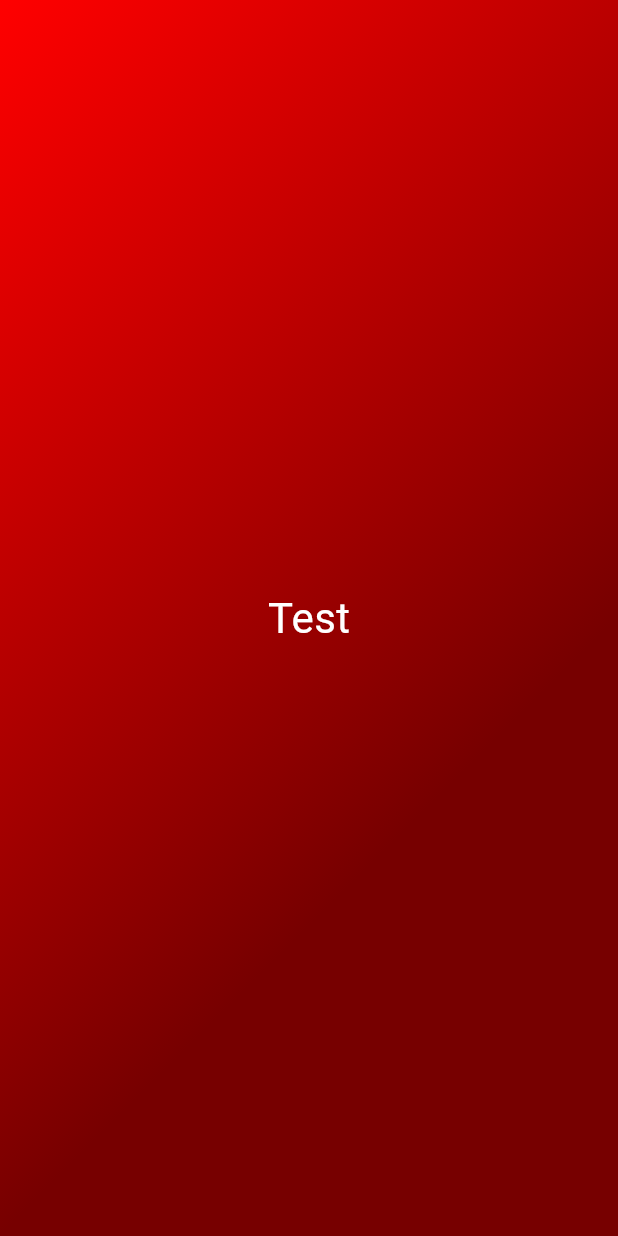
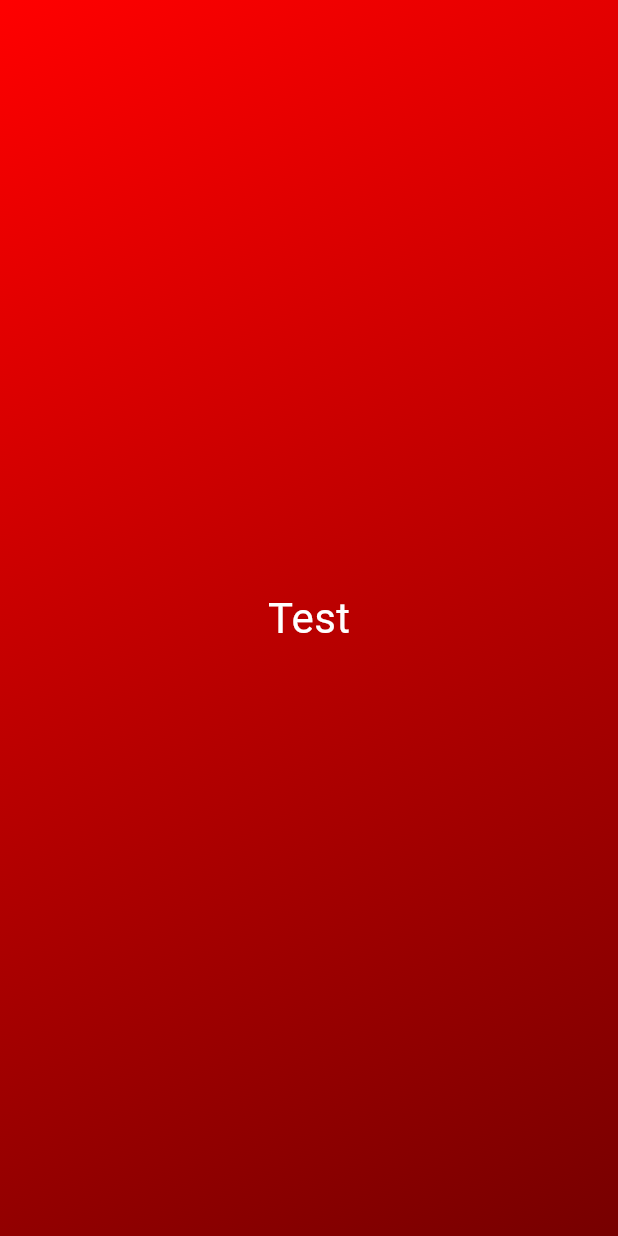
Before and after one commit to aditiakusuma/dice_app, a Flutter app: the screen it shows after launch, on a phone screen of 412 x 824 dp. Run offline on Flutter 3.47's test engine with Material 3 defaults, Android fonts, the phone set to English and light mode, and no system bars.

Commit message:
add variable

```diff
--- a/lib/gradient_container.dart
+++ b/lib/gradient_container.dart
@@ -1,5 +1,8 @@
 import 'package:dice_app/styled_text.dart';
 import 'package:flutter/material.dart';
+
+const startAlignment = Alignment.topLeft;
+const endAlignment = Alignment.bottomRight;
 
 class GradientContainer extends StatelessWidget {
   const GradientContainer({
@@ -13,7 +16,7 @@ class GradientContainer extends StatelessWidget {
             gradient: LinearGradient(colors: [
           Color.fromARGB(255, 255, 0, 0),
           Color.fromARGB(255, 119, 0, 0)
-        ], begin: Alignment.topLeft)),
+        ], begin: startAlignment, end: endAlignment)),
         child: Center(child: StyledText()));
   }
 }
```
